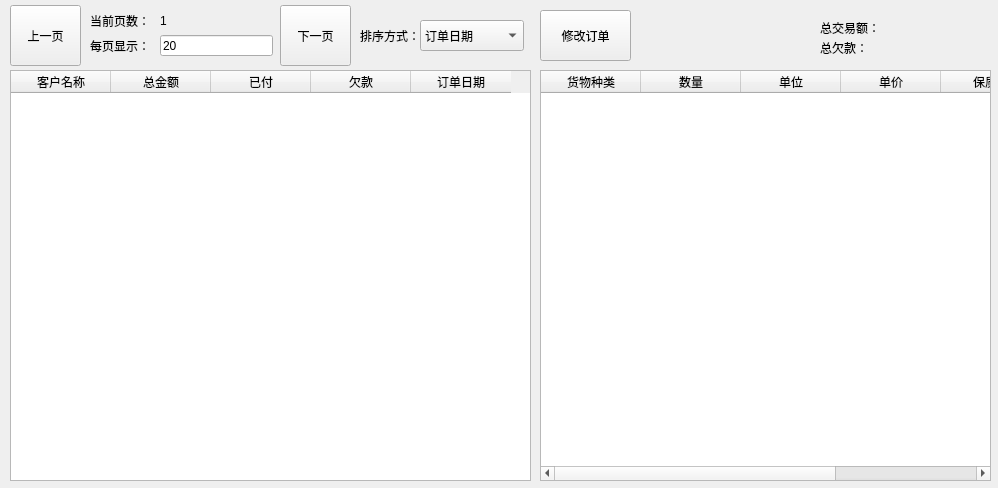
Old version of the form ui/order.ui in the repository LunziQwQ/kylin_dealer.
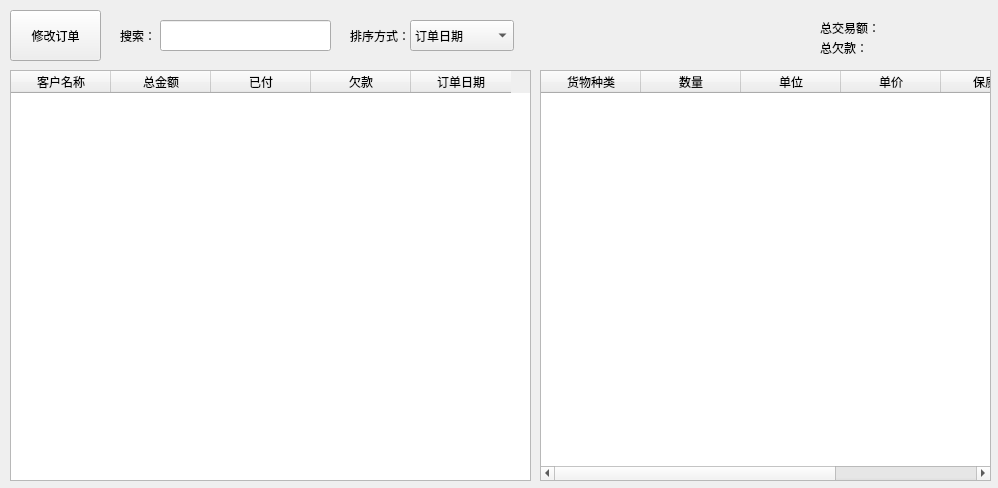
New version of the form.

Commit message: remove page and add search in order mainWindow

Patch:
```diff
--- a/ui/order.ui
+++ b/ui/order.ui
@@ -89,88 +89,10 @@
      </property>
     </column>
    </widget>
-   <widget class="QLineEdit" name="pageSizeEdit">
-    <property name="geometry">
-     <rect>
-      <x>160</x>
-      <y>35</y>
-      <width>113</width>
-      <height>21</height>
-     </rect>
-    </property>
-    <property name="text">
-     <string>20</string>
-    </property>
-   </widget>
-   <widget class="QLabel" name="eachPageLabel">
-    <property name="geometry">
-     <rect>
-      <x>90</x>
-      <y>35</y>
-      <width>60</width>
-      <height>21</height>
-     </rect>
-    </property>
-    <property name="text">
-     <string>每页显示：</string>
-    </property>
-   </widget>
-   <widget class="QPushButton" name="lastPageBtn">
-    <property name="geometry">
-     <rect>
-      <x>10</x>
-      <y>5</y>
-      <width>71</width>
-      <height>61</height>
-     </rect>
-    </property>
-    <property name="text">
-     <string>上一页</string>
-    </property>
-   </widget>
-   <widget class="QPushButton" name="nextPageBtn">
-    <property name="geometry">
-     <rect>
-      <x>280</x>
-      <y>5</y>
-      <width>71</width>
-      <height>61</height>
-     </rect>
-    </property>
-    <property name="text">
-     <string>下一页</string>
-    </property>
-   </widget>
-   <widget class="QLabel" name="noPageLabel">
-    <property name="geometry">
-     <rect>
-      <x>90</x>
-      <y>11</y>
-      <width>60</width>
-      <height>20</height>
-     </rect>
-    </property>
-    <property name="text">
-     <string>当前页数：</string>
-    </property>
-   </widget>
-   <widget class="QLabel" name="pageLabel">
-    <property name="geometry">
-     <rect>
-      <x>160</x>
-      <y>10</y>
-      <width>60</width>
-      <height>21</height>
-     </rect>
-    </property>
-    <property name="text">
-     <string>1</string>
-    </property>
-   </widget>
    <widget class="QLabel" name="label">
     <property name="geometry">
      <rect>
-      <x>360</x>
+      <x>350</x>
       <y>20</y>
       <width>71</width>
       <height>31</height>
@@ -183,7 +105,7 @@
    <widget class="QComboBox" name="sortComboBox">
     <property name="geometry">
      <rect>
-      <x>420</x>
+      <x>410</x>
       <y>20</y>
       <width>104</width>
       <height>31</height>
@@ -265,7 +187,7 @@
    <widget class="QPushButton" name="editBtn">
     <property name="geometry">
      <rect>
-      <x>540</x>
+      <x>10</x>
       <y>10</y>
       <width>91</width>
       <height>51</height>
@@ -275,6 +197,29 @@
      <string>修改订单</string>
     </property>
    </widget>
+   <widget class="QLabel" name="label_4">
+    <property name="geometry">
+     <rect>
+      <x>120</x>
+      <y>20</y>
+      <width>41</width>
+      <height>31</height>
+     </rect>
+    </property>
+    <property name="text">
+     <string>搜索：</string>
+    </property>
+   </widget>
+   <widget class="QLineEdit" name="searchEdit">
+    <property name="geometry">
+     <rect>
+      <x>160</x>
+      <y>20</y>
+      <width>171</width>
+      <height>31</height>
+     </rect>
+    </property>
+   </widget>
   </widget>
  </widget>
  <resources/>
```
The commit also changes 3 other files.
